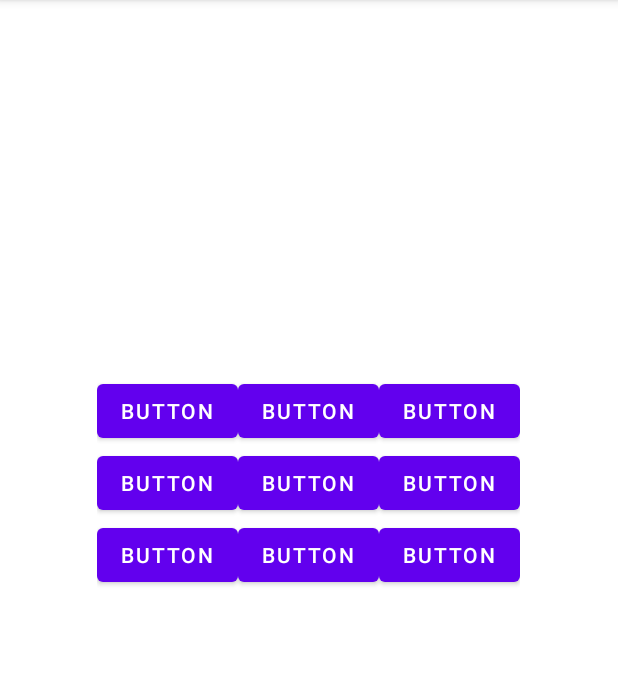
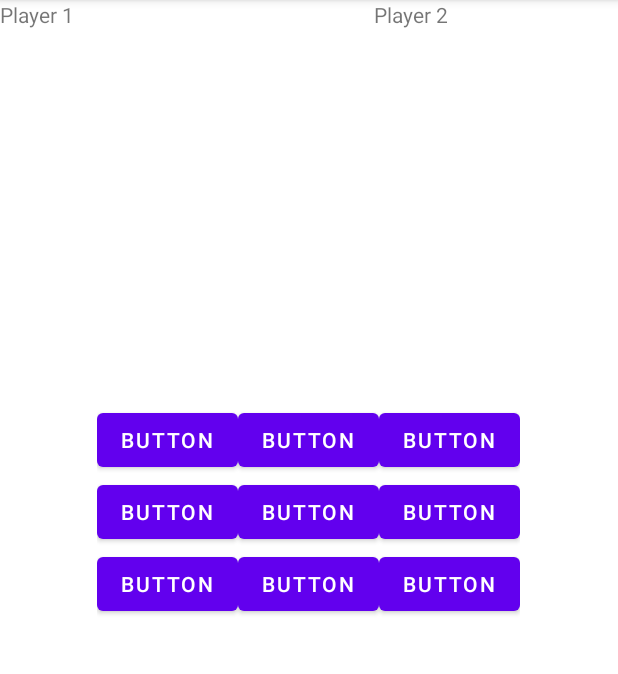
Before and after one commit to thefluffyoshi/TicTacToe_v2, an Android app: the MainActivity2 screen opened directly, with no data from a screen before it, on a phone screen of 412 x 824 dp, the part 84-758 px from its top. Run offline under Robolectric (Android 15) with nearby library versions, the phone set to English and light mode, and no system bars.

Commit message:
added TextView player1, player2

```diff
--- a/app/src/main/res/layout/activity_main2.xml
+++ b/app/src/main/res/layout/activity_main2.xml
@@ -1,12 +1,30 @@
 <?xml version="1.0" encoding="utf-8"?>
 <LinearLayout xmlns:android="http://schemas.android.com/apk/res/android"
-    xmlns:app="http://schemas.android.com/apk/res-auto"
     xmlns:tools="http://schemas.android.com/tools"
     android:layout_width="match_parent"
     android:layout_height="match_parent"
     android:orientation="vertical"
     tools:context=".MainActivity2">
 
+
+    <LinearLayout
+        android:layout_width="wrap_content"
+        android:layout_height="wrap_content"
+        android:orientation="horizontal">
+
+        <TextView
+            android:id="@+id/textView3"
+            android:layout_width="wrap_content"
+            android:layout_height="wrap_content"
+            android:layout_marginRight="200dp"
+            android:text="Player 1" />
+
+        <TextView
+            android:id="@+id/textView4"
+            android:layout_width="wrap_content"
+            android:layout_height="wrap_content"
+            android:text="Player 2" />
+    </LinearLayout>
 
     <LinearLayout
         android:id="@+id/topRow"
```
